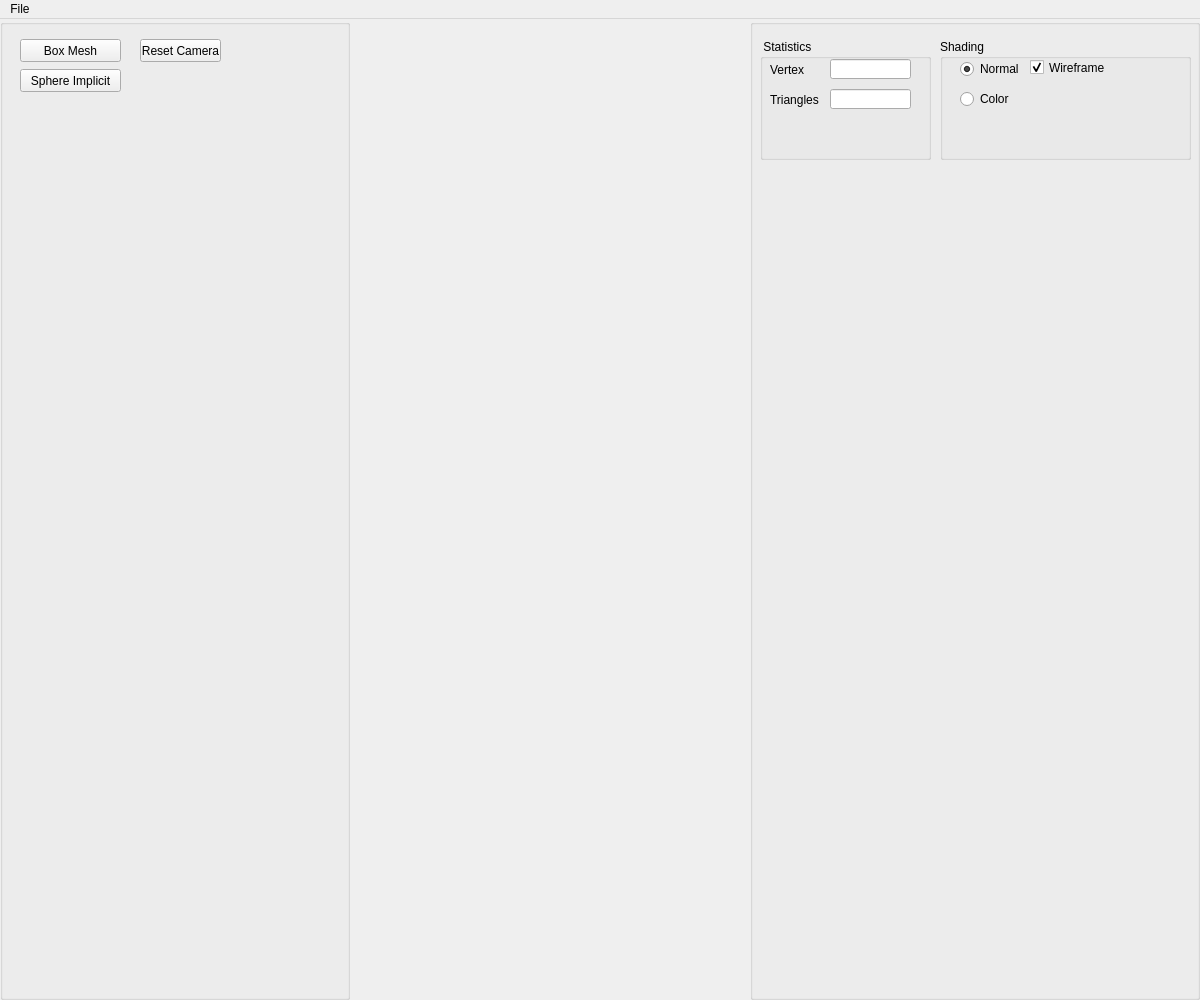
theo97490/Modeles-Geometriques, file AppTinyMesh/Source/interface.ui: the form before one commit.
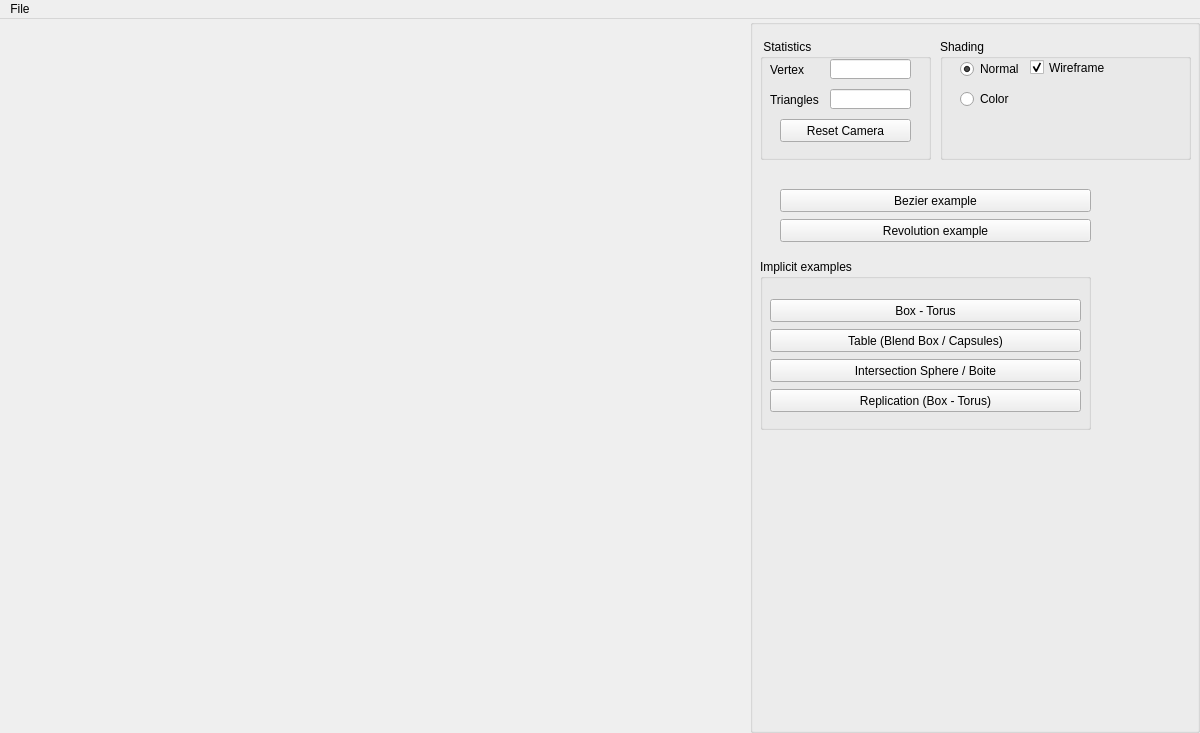
The form after the commit.

The edit to the form file:
```diff
--- a/AppTinyMesh/Source/interface.ui
+++ b/AppTinyMesh/Source/interface.ui
@@ -7,7 +7,7 @@
     <x>0</x>
     <y>0</y>
     <width>1200</width>
-    <height>1000</height>
+    <height>733</height>
    </rect>
   </property>
   <property name="minimumSize">
@@ -36,104 +36,6 @@
     <property name="bottomMargin">
      <number>0</number>
     </property>
-    <item>
-     <widget class="QGroupBox" name="Objects_groupBox">
-      <property name="enabled">
-       <bool>true</bool>
-      </property>
-      <property name="sizePolicy">
-       <sizepolicy hsizetype="Fixed" vsizetype="Minimum">
-        <horstretch>0</horstretch>
-        <verstretch>0</verstretch>
-       </sizepolicy>
-      </property>
-      <property name="minimumSize">
-       <size>
-        <width>350</width>
-        <height>250</height>
-       </size>
-      </property>
-      <property name="title">
-       <string/>
-      </property>
-      <widget class="QPushButton" name="boxMesh">
-       <property name="geometry">
-        <rect>
-         <x>20</x>
-         <y>20</y>
-         <width>101</width>
-         <height>23</height>
-        </rect>
-       </property>
-       <property name="toolTip">
-        <string>&lt;!DOCTYPE HTML PUBLIC &quot;-//W3C//DTD HTML 4.0//EN&quot; &quot;http://www.w3.org/TR/REC-html40/strict.dtd&quot;&gt;
-&lt;html&gt;&lt;head&gt;&lt;meta name=&quot;qrichtext&quot; content=&quot;1&quot; /&gt;&lt;style type=&quot;text/css&quot;&gt;
-p, li { white-space: pre-wrap; }
-&lt;/style&gt;&lt;/head&gt;&lt;body style=&quot; font-family:'MS Shell Dlg 2'; font-size:8pt; font-weight:400; font-style:normal;&quot;&gt;
-&lt;p style=&quot; margin-top:0px; margin-bottom:0px; margin-left:0px; margin-right:0px; -qt-block-indent:0; text-indent:0px;&quot;&gt;&lt;span style=&quot; color:#5500ff;&quot;&gt;Callback #01&lt;/span&gt;&lt;/p&gt;
-&lt;p style=&quot; margin-top:0px; margin-bottom:0px; margin-left:0px; margin-right:0px; -qt-block-indent:0; text-indent:0px;&quot;&gt;&lt;span style=&quot; font-style:italic; color:#aa00ff;&quot;&gt;Create Eurographics 1996 Bear&lt;/span&gt;&lt;/p&gt;&lt;/body&gt;&lt;/html&gt;</string>
-       </property>
-       <property name="text">
-        <string>Box Mesh</string>
-       </property>
-       <property name="checkable">
-        <bool>false</bool>
-       </property>
-      </widget>
-      <widget class="QPushButton" name="resetcameraButton">
-       <property name="geometry">
-        <rect>
-         <x>140</x>
-         <y>20</y>
-         <width>81</width>
-         <height>23</height>
-        </rect>
-       </property>
-       <property name="toolTip">
-        <string>&lt;html&gt;&lt;head/&gt;&lt;body&gt;&lt;p&gt;&lt;span style=&quot; color:#5500ff;&quot;&gt;Callback #03&lt;/span&gt;&lt;/p&gt;&lt;p&gt;&lt;span style=&quot; font-style:italic; color:#aa00ff;&quot;&gt;Create Eurographics 1996 Bird&lt;/span&gt;&lt;/p&gt;&lt;/body&gt;&lt;/html&gt;</string>
-       </property>
-       <property name="text">
-        <string>Reset Camera</string>
-       </property>
-       <property name="checkable">
-        <bool>true</bool>
-       </property>
-       <property name="autoDefault">
-        <bool>false</bool>
-       </property>
-       <property name="default">
-        <bool>false</bool>
-       </property>
-       <property name="flat">
-        <bool>false</bool>
-       </property>
-      </widget>
-      <widget class="QPushButton" name="sphereImplicit">
-       <property name="geometry">
-        <rect>
-         <x>20</x>
-         <y>50</y>
-         <width>101</width>
-         <height>23</height>
-        </rect>
-       </property>
-       <property name="toolTip">
-        <string>&lt;!DOCTYPE HTML PUBLIC &quot;-//W3C//DTD HTML 4.0//EN&quot; &quot;http://www.w3.org/TR/REC-html40/strict.dtd&quot;&gt;
-&lt;html&gt;&lt;head&gt;&lt;meta name=&quot;qrichtext&quot; content=&quot;1&quot; /&gt;&lt;style type=&quot;text/css&quot;&gt;
-p, li { white-space: pre-wrap; }
-&lt;/style&gt;&lt;/head&gt;&lt;body style=&quot; font-family:'MS Shell Dlg 2'; font-size:8pt; font-weight:400; font-style:normal;&quot;&gt;
-&lt;p style=&quot; margin-top:0px; margin-bottom:0px; margin-left:0px; margin-right:0px; -qt-block-indent:0; text-indent:0px;&quot;&gt;&lt;span style=&quot; color:#5500ff;&quot;&gt;Callback #01&lt;/span&gt;&lt;/p&gt;
-&lt;p style=&quot; margin-top:0px; margin-bottom:0px; margin-left:0px; margin-right:0px; -qt-block-indent:0; text-indent:0px;&quot;&gt;&lt;span style=&quot; font-style:italic; color:#aa00ff;&quot;&gt;Create Eurographics 1996 Bear&lt;/span&gt;&lt;/p&gt;&lt;/body&gt;&lt;/html&gt;</string>
-       </property>
-       <property name="text">
-        <string>Sphere Implicit</string>
-       </property>
-       <property name="checkable">
-        <bool>false</bool>
-       </property>
-      </widget>
-     </widget>
-    </item>
     <item>
      <widget class="QWidget" name="widget_GL" native="true"/>
     </item>
@@ -218,7 +120,35 @@
          <string/>
         </property>
         <property name="alignment">
-         <set>Qt::AlignRight|Qt::AlignTrailing|Qt::AlignVCenter</set>
+         <set>Qt::AlignmentFlag::AlignRight|Qt::AlignmentFlag::AlignTrailing|Qt::AlignmentFlag::AlignVCenter</set>
+        </property>
+       </widget>
+       <widget class="QPushButton" name="resetcameraButton">
+        <property name="geometry">
+         <rect>
+          <x>20</x>
+          <y>80</y>
+          <width>131</width>
+          <height>23</height>
+         </rect>
+        </property>
+        <property name="toolTip">
+         <string>&lt;html&gt;&lt;head/&gt;&lt;body&gt;&lt;p&gt;&lt;span style=&quot; color:#5500ff;&quot;&gt;Callback #03&lt;/span&gt;&lt;/p&gt;&lt;p&gt;&lt;span style=&quot; font-style:italic; color:#aa00ff;&quot;&gt;Create Eurographics 1996 Bird&lt;/span&gt;&lt;/p&gt;&lt;/body&gt;&lt;/html&gt;</string>
+        </property>
+        <property name="text">
+         <string>Reset Camera</string>
+        </property>
+        <property name="checkable">
+         <bool>true</bool>
+        </property>
+        <property name="autoDefault">
+         <bool>false</bool>
+        </property>
+        <property name="default">
+         <bool>false</bool>
+        </property>
+        <property name="flat">
+         <bool>false</bool>
         </property>
        </widget>
       </widget>
@@ -283,6 +213,115 @@
         </property>
        </widget>
       </widget>
+      <widget class="QPushButton" name="bezier">
+       <property name="geometry">
+        <rect>
+         <x>30</x>
+         <y>170</y>
+         <width>311</width>
+         <height>23</height>
+        </rect>
+       </property>
+       <property name="text">
+        <string>Bezier example</string>
+       </property>
+       <property name="checkable">
+        <bool>false</bool>
+       </property>
+      </widget>
+      <widget class="QPushButton" name="revolution">
+       <property name="geometry">
+        <rect>
+         <x>30</x>
+         <y>200</y>
+         <width>311</width>
+         <height>23</height>
+        </rect>
+       </property>
+       <property name="text">
+        <string>Revolution example</string>
+       </property>
+       <property name="checkable">
+        <bool>false</bool>
+       </property>
+      </widget>
+      <widget class="QGroupBox" name="groupBox_14">
+       <property name="geometry">
+        <rect>
+         <x>10</x>
+         <y>240</y>
+         <width>331</width>
+         <height>171</height>
+        </rect>
+       </property>
+       <property name="title">
+        <string>Implicit examples</string>
+       </property>
+       <widget class="QPushButton" name="implicit_4">
+        <property name="geometry">
+         <rect>
+          <x>10</x>
+          <y>130</y>
+          <width>311</width>
+          <height>23</height>
+         </rect>
+        </property>
+        <property name="text">
+         <string>Replication (Box - Torus)</string>
+        </property>
+        <property name="checkable">
+         <bool>false</bool>
+        </property>
+       </widget>
+       <widget class="QPushButton" name="implicit">
+        <property name="geometry">
+         <rect>
+          <x>10</x>
+          <y>40</y>
+          <width>311</width>
+          <height>23</height>
+         </rect>
+        </property>
+        <property name="text">
+         <string>Box - Torus</string>
+        </property>
+        <property name="checkable">
+         <bool>false</bool>
+        </property>
+       </widget>
+       <widget class="QPushButton" name="implicit_2">
+        <property name="geometry">
+         <rect>
+          <x>10</x>
+          <y>70</y>
+          <width>311</width>
+          <height>23</height>
+         </rect>
+        </property>
+        <property name="text">
+         <string>Table (Blend Box / Capsules)</string>
+        </property>
+        <property name="checkable">
+         <bool>false</bool>
+        </property>
+       </widget>
+       <widget class="QPushButton" name="implicit_3">
+        <property name="geometry">
+         <rect>
+          <x>10</x>
+          <y>100</y>
+          <width>311</width>
+          <height>23</height>
+         </rect>
+        </property>
+        <property name="text">
+         <string>Intersection Sphere / Boite</string>
+        </property>
+        <property name="checkable">
+         <bool>false</bool>
+        </property>
+       </widget>
+      </widget>
      </widget>
     </item>
    </layout>
```
Left out of the diff: 4 changed lines with no effect on the pictures.
